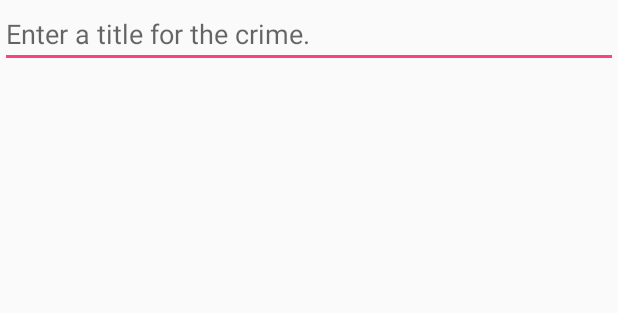
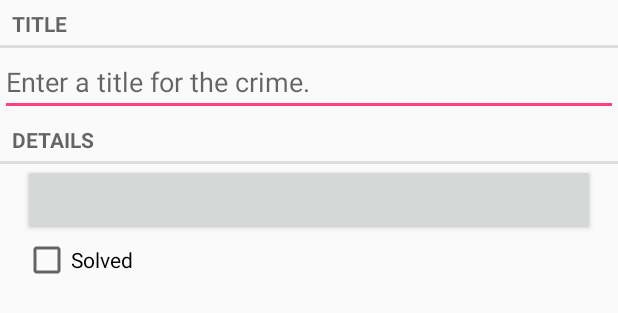
Before and after one commit to andyalam/android-playground, an Android app: the layout fragment_crime.xml on its own in the app's theme, with its tools: preview values and no code run, on a phone screen of 412 x 824 dp. Shown: the top 313 px of the screen. Run offline under Robolectric (Android 15) with nearby library versions, the phone set to English and light mode, and no system bars.

```diff
--- a/CriminalIntent/app/src/main/java/com/example/andy/criminalintent/Crime.java
+++ b/CriminalIntent/app/src/main/java/com/example/andy/criminalintent/Crime.java
@@ -1,14 +1,18 @@
 package com.example.andy.criminalintent;
 
 
+import java.util.Date;
 import java.util.UUID;
 
 public class Crime {
     private UUID mId;
     private String mTitle;
+    private Date mDate;
+    private boolean mSolved;
 
     public Crime() {
         mId = UUID.randomUUID();
+        mDate = new Date();
     }
 
     public UUID getId() {
@@ -26,4 +30,20 @@
     public void setTitle(String title) {
         mTitle = title;
     }
+
+    public Date getDate() {
+        return mDate;
+    }
+
+    public void setDate(Date date) {
+        mDate = date;
+    }
+
+    public boolean isSolved() {
+        return mSolved;
+    }
+
+    public void setSolved(boolean solved) {
+        mSolved = solved;
+    }
 }
--- a/CriminalIntent/app/src/main/java/com/example/andy/criminalintent/CrimeFragment.java
+++ b/CriminalIntent/app/src/main/java/com/example/andy/criminalintent/CrimeFragment.java
@@ -8,11 +8,16 @@
 import android.view.LayoutInflater;
 import android.view.View;
 import android.view.ViewGroup;
+import android.widget.Button;
+import android.widget.CheckBox;
+import android.widget.CompoundButton;
 import android.widget.EditText;
 
 public class CrimeFragment extends Fragment {
     private Crime mCrime;
     private EditText mTitleField;
+    private Button mDateButton;
+    private CheckBox mSolvedCheckBox;
 
     @Override
     public void onCreate(Bundle savedInstanceState) {
@@ -43,6 +48,18 @@
             }
         });
 
+        mDateButton = (Button) v.findViewById(R.id.crime_date);
+        mDateButton.setText(mCrime.getDate().toString());
+        mDateButton.setEnabled(false);
+
+        mSolvedCheckBox = (CheckBox) v.findViewById(R.id.crime_solved);
+        mSolvedCheckBox.setOnCheckedChangeListener(new CompoundButton.OnCheckedChangeListener() {
+            @Override
+            public void onCheckedChanged(CompoundButton buttonView, boolean isChecked) {
+                mCrime.setSolved(isChecked);
+            }
+        });
+
         return v;
     }
 }
--- /dev/null
+++ b/CriminalIntent/app/src/main/res/layout-land/fragment_crime.xml
@@ -0,0 +1,44 @@
+<?xml version="1.0" encoding="utf-8"?>
+<LinearLayout xmlns:android="http://schemas.android.com/apk/res/android"
+              android:orientation="vertical"
+              android:layout_width="match_parent"
+              android:layout_height="match_parent">
+
+        <TextView
+            android:layout_width="match_parent"
+            android:layout_height="wrap_content"
+            android:text="@string/crime_title_label"
+            style="?android:listSeparatorTextViewStyle"
+            />
+        <EditText android:id="@+id/crime_title"
+                  android:layout_width="match_parent"
+                  android:layout_height="wrap_content"
+                  android:hint="@string/crime_title_hint"
+                  android:layout_marginLeft="16dp"
+                  android:layout_marginRight="16dp"/>
+        <TextView
+            android:layout_width="match_parent"
+            android:layout_height="wrap_content"
+            android:text="@string/crime_details_label"
+            style="?android:listSeparatorTextViewStyle"
+            />
+
+        <LinearLayout
+            android:layout_width="match_parent"
+            android:layout_height="wrap_content"
+            android:orientation="horizontal"
+            android:layout_marginRight="16dp"
+            android:layout_marginLeft="16dp">
+                <Button android:id="@+id/crime_date"
+                        android:layout_width="wrap_content"
+                        android:layout_height="wrap_content"
+                        android:layout_weight="1"
+                    />
+                <CheckBox android:id="@+id/crime_solved"
+                          android:layout_width="wrap_content"
+                          android:layout_height="wrap_content"
+                          android:layout_weight="1"
+                          android:text="@string/crime_solved_label"
+                    />
+        </LinearLayout>
+</LinearLayout>
--- a/CriminalIntent/app/src/main/res/layout/fragment_crime.xml
+++ b/CriminalIntent/app/src/main/res/layout/fragment_crime.xml
@@ -4,9 +4,34 @@
               android:layout_width="match_parent"
               android:layout_height="match_parent">
 
-        <EditText
-            android:id="@+id/crime_title"
+        <TextView
             android:layout_width="match_parent"
             android:layout_height="wrap_content"
-            android:hint="@string/crime_title_hint"/>
+            android:text="@string/crime_title_label"
+            style="?android:listSeparatorTextViewStyle"
+            />
+        <EditText android:id="@+id/crime_title"
+            android:layout_width="match_parent"
+            android:layout_height="wrap_content"
+            android:hint="@string/crime_title_hint"
+            />
+        <TextView
+            android:layout_width="match_parent"
+            android:layout_height="wrap_content"
+            android:text="@string/crime_details_label"
+            style="?android:listSeparatorTextViewStyle"
+            />
+        <Button android:id="@+id/crime_date"
+            android:layout_width="match_parent"
+            android:layout_height="wrap_content"
+            android:layout_marginLeft="15dp"
+            android:layout_marginRight="15dp"
+            />
+        <CheckBox android:id="@+id/crime_solved"
+            android:layout_width="match_parent"
+            android:layout_height="wrap_content"
+            android:layout_marginLeft="15dp"
+            android:layout_marginRight="15dp"
+            android:text="@string/crime_solved_label"
+            />
 </LinearLayout>
--- a/CriminalIntent/app/src/main/res/values/strings.xml
+++ b/CriminalIntent/app/src/main/res/values/strings.xml
@@ -2,4 +2,7 @@
     <string name="app_name">CriminalIntent</string>
     <string name="action_settings">Settings</string>
     <string name="crime_title_hint">Enter a title for the crime.</string>
+    <string name="crime_title_label">Title</string>
+    <string name="crime_details_label">Details</string>
+    <string name="crime_solved_label">Solved</string>
 </resources>
```
